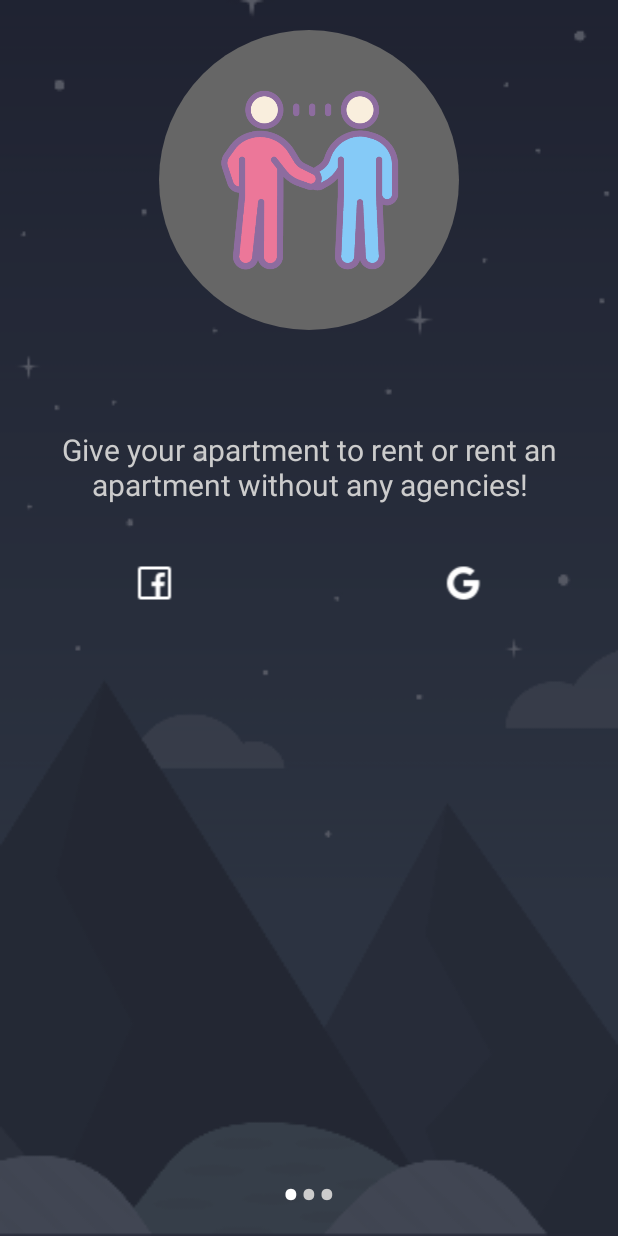
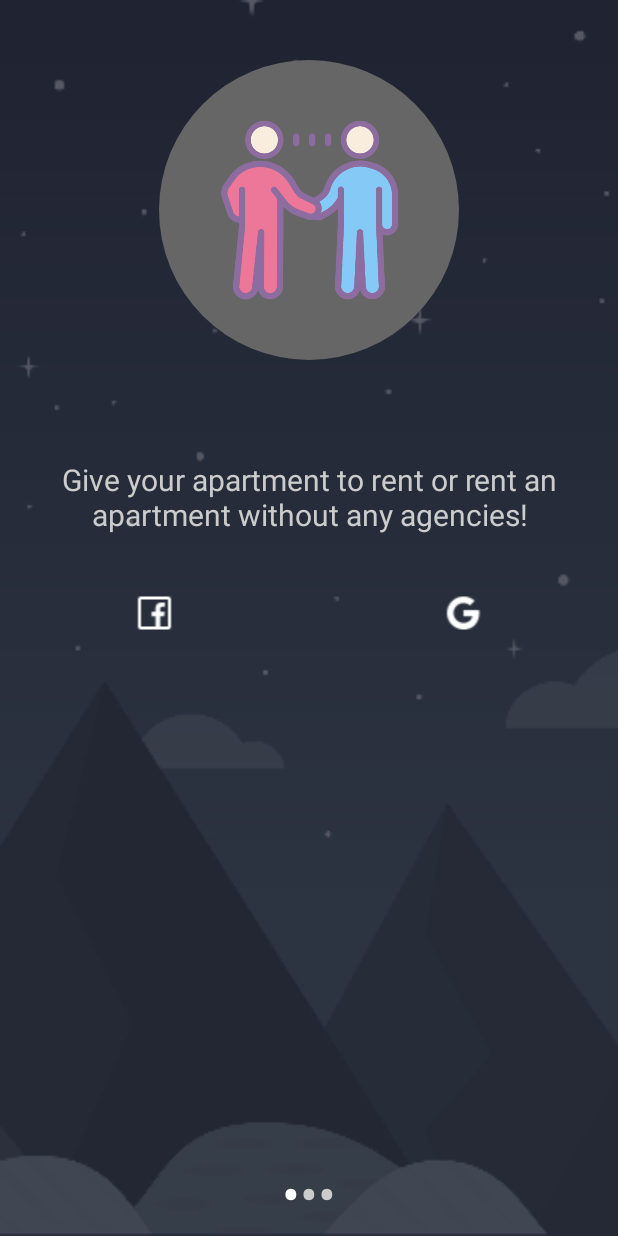
Before and after one commit to marasavanna/RoomyZ, an Android app: the screen it shows after launch (MainActivity), on a phone screen of 412 x 824 dp. Run offline under Robolectric (Android 15) with nearby library versions, the phone set to English and light mode, and no system bars.

Commit message:
Adjusted UI

```diff
--- a/app/src/main/res/layout/slide_layout.xml
+++ b/app/src/main/res/layout/slide_layout.xml
@@ -8,7 +8,7 @@
         android:layout_width="200dp"
         android:layout_height="200dp"
         android:layout_centerHorizontal="true"
-        android:layout_marginTop="20dp"
+        android:layout_marginTop="40dp"
         android:background="@drawable/circle"
         android:padding="32dp"
         android:src="@drawable/home" />
@@ -37,13 +37,15 @@
             android:layout_width="0dp"
             android:layout_height="wrap_content"
             android:layout_weight="0.5"
-            android:src="@drawable/facebook_login" />
+            android:src="@drawable/facebook_login"
+            android:layout_gravity="right"/>
 
         <ImageView
             android:id="@+id/google_login"
             android:layout_width="0dp"
             android:layout_height="wrap_content"
             android:layout_weight="0.5"
+            android:layout_gravity="left"
             android:src="@drawable/google_login" />
 
     </LinearLayout>
```
